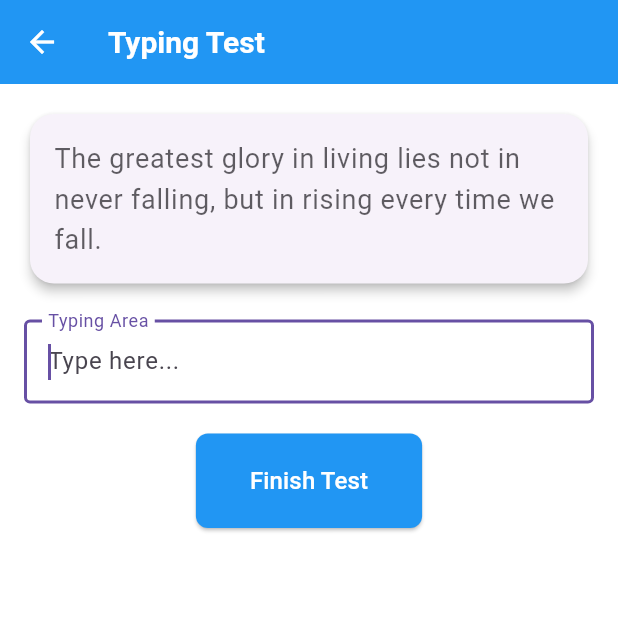
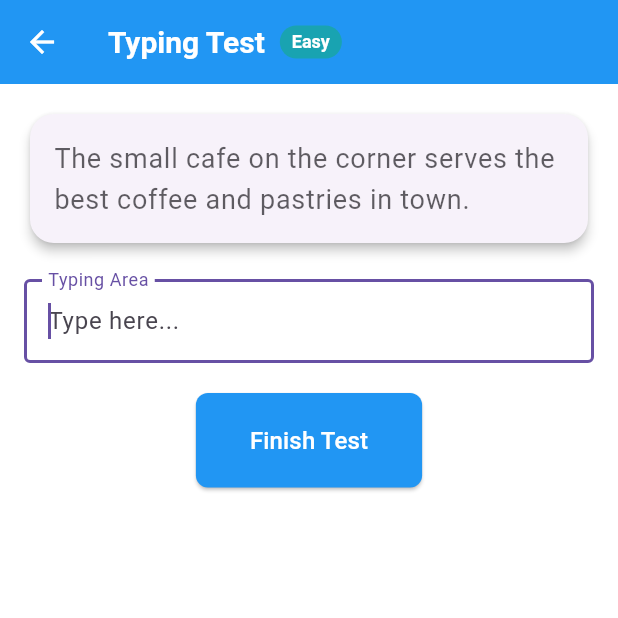
Before and after one commit to chirag640/flutter-typing_game, a Flutter app: the TypingPage screen opened directly, after a tap on "Start Test", on a phone screen of 412 x 824 dp, the top half of it. Run offline on Flutter 3.47's test engine with Material 3 defaults, Android fonts, the phone set to English and light mode, and no system bars; our stand-ins replace equatable, flutter_bloc.

Commit message:
defficulty level

```diff
--- /dev/null
+++ b/lib/features/typing_game/domain/enums/difficulty.dart
@@ -0,0 +1,31 @@
+import 'package:flutter/material.dart';
+
+enum Difficulty {
+  easy,
+  medium,
+  hard
+}
+
+extension DifficultyExtension on Difficulty {
+  String get name {
+    switch (this) {
+      case Difficulty.easy:
+        return 'Easy';
+      case Difficulty.medium:
+        return 'Medium';
+      case Difficulty.hard:
+        return 'Hard';
+    }
+  }
+
+  Color getColor() {
+    switch (this) {
+      case Difficulty.easy:
+        return const Color(0xFF19A3B1);
+      case Difficulty.medium:
+        return Colors.orange;
+      case Difficulty.hard:
+        return Colors.red;
+    }
+  }
+}
--- a/lib/features/typing_game/presentation/bloc/typing/typing_bloc.dart
+++ b/lib/features/typing_game/presentation/bloc/typing/typing_bloc.dart
@@ -3,31 +3,51 @@ import 'package:flutter_bloc/flutter_bloc.dart';
 import 'package:equatable/equatable.dart';
 import 'package:typing/features/typing_game/domain/entities/typing_stats.dart';
 import 'package:typing/features/typing_game/domain/entities/typing_text.dart';
+import 'package:typing/features/typing_game/domain/enums/difficulty.dart';
 
+part 'typing_event.dart';
+part 'typing_state.dart';
 
 class TypingBloc extends Bloc<TypingEvent, TypingState> {
   Timer? _timer;
   int _elapsedSeconds = 0;
 
-  static const List<String> _sampleTexts = [
-    'The quick brown fox jumps over the lazy dog.',
-    'Programming is the art of telling another human what one wants the computer to do.',
-    'Flutter is Google\'s UI toolkit for building beautiful, natively compiled applications for mobile, web, and desktop from a single codebase.',
-    'Life is like riding a bicycle. To keep your balance, you must keep moving.',
-    'The greatest glory in living lies not in never falling, but in rising every time we fall.',
-  ];
+  static const Map<Difficulty, List<String>> _difficultyTexts = {
+    Difficulty.easy: [
+      'The countryside was a patchwork of fields and meadows, with rolling hills stretching out as far as the eye could see.',
+      'I enjoy reading books and watching movies in my free time. What are your favorite hobbies?',
+      'The sun rises in the east and sets in the west. It is a beautiful sight to see.',
+      'My favorite season is spring when flowers bloom and birds sing happily in the trees.',
+      'The small cafe on the corner serves the best coffee and pastries in town.',
+    ],
+    Difficulty.medium: [
+      'Programming requires attention to detail, logical thinking, and problem-solving skills to create efficient solutions.',
+      'Artificial intelligence and machine learning are transforming various industries through automation and data analysis.',
+      'The quantum computer uses qubits instead of bits, allowing for much faster processing of certain complex problems.',
+      'Sustainable development balances economic growth with environmental protection and social inclusion for future generations.',
+      'The cryptocurrency market experiences significant volatility, influenced by regulatory news and technological developments.',
+    ],
+    Difficulty.hard: [
+      'The juxtaposition of paradoxical elements in the quantum realm exemplifies the inexplicable nature of subatomic particles.',
+      'The software developer implemented a sophisticated algorithm utilizing asynchronous processes and multithreading capabilities.',
+      'Pseudopseudohypoparathyroidism is a genetic disorder characterized by end-organ resistance to the action of parathyroid hormone.',
+      'The interdisciplinary approach to climate change mitigation encompasses economic, sociopolitical, and technological innovations.',
+      'The archaeologist\'s meticulous excavation revealed an extraordinary paleolithic artifact with unprecedented hieroglyphic inscriptions.',
+    ],
+  };
 
   TypingBloc() : super(TypingState.initial()) {
     on<StartTypingTest>(_onStartTypingTest);
     on<UpdateTypedText>(_onUpdateTypedText);
     on<FinishTypingTest>(_onFinishTypingTest);
     on<ResetTypingTest>(_onResetTypingTest);
+    on<ChangeDifficulty>(_onChangeDifficulty);
   }
 
   void _onStartTypingTest(StartTypingTest event, Emitter<TypingState> emit) {
     _startTimer();
 
-    final String randomText = _getRandomText();
+    final String randomText = _getRandomText(state.difficulty);
     emit(state.copyWith(
       status: TypingStatus.inProgress,
       typingText: TypingText(originalText: randomText),
@@ -63,11 +83,17 @@ class TypingBloc extends Bloc<TypingEvent, TypingState> {
   void _onResetTypingTest(ResetTypingTest event, Emitter<TypingState> emit) {
     _cancelTimer();
     _elapsedSeconds = 0;
-    emit(TypingState.initial());
+    emit(TypingState.initial().copyWith(difficulty: state.difficulty));
   }
 
-  String _getRandomText() {
-    final texts = List<String>.from(_sampleTexts); // Create a mutable copy
+  void _onChangeDifficulty(ChangeDifficulty event, Emitter<TypingState> emit) {
+    if (state.status == TypingStatus.initial) {
+      emit(state.copyWith(difficulty: event.difficulty));
+    }
+  }
+
+  String _getRandomText(Difficulty difficulty) {
+    final texts = List<String>.from(_difficultyTexts[difficulty] ?? _difficultyTexts[Difficulty.easy]!);
     texts.shuffle();
     return texts.first;
   }
@@ -123,66 +149,3 @@ class TypingBloc extends Bloc<TypingEvent, TypingState> {
     return super.close();
   }
 }
-
-class TypingEvent extends Equatable {
-  const TypingEvent();
-
-  @override
-  List<Object> get props => [];
-}
-
-class StartTypingTest extends TypingEvent {}
-
-class UpdateTypedText extends TypingEvent {
-  final String text;
-
-  const UpdateTypedText(this.text);
-
-  @override
-  List<Object> get props => [text];
-}
-
-class FinishTypingTest extends TypingEvent {}
-
-class ResetTypingTest extends TypingEvent {}
-
-
-enum TypingStatus { initial, inProgress, completed }
-
-class TypingState extends Equatable {
-  final TypingStatus status;
-  final TypingText typingText;
-  final DateTime? startTime;
-  final TypingStats? stats;
-
-  const TypingState({
-    required this.status,
-    required this.typingText,
-    this.startTime,
-    this.stats,
-  });
-
-  factory TypingState.initial() {
-    return TypingState(
-      status: TypingStatus.initial,
-      typingText: const TypingText(originalText: ''),
-    );
-  }
-
-  TypingState copyWith({
-    TypingStatus? status,
-    TypingText? typingText,
-    DateTime? startTime,
-    TypingStats? stats,
-  }) {
-    return TypingState(
-      status: status ?? this.status,
-      typingText: typingText ?? this.typingText,
-      startTime: startTime ?? this.startTime,
-      stats: stats ?? this.stats,
-    );
-  }
-
-  @override
-  List<Object?> get props => [status, typingText, startTime, stats];
-}
--- /dev/null
+++ b/lib/features/typing_game/presentation/bloc/typing/typing_event.dart
@@ -0,0 +1,32 @@
+part of 'typing_bloc.dart';
+
+abstract class TypingEvent extends Equatable {
+  const TypingEvent();
+
+  @override
+  List<Object> get props => [];
+}
+
+class StartTypingTest extends TypingEvent {}
+
+class UpdateTypedText extends TypingEvent {
+  final String text;
+
+  const UpdateTypedText(this.text);
+
+  @override
+  List<Object> get props => [text];
+}
+
+class FinishTypingTest extends TypingEvent {}
+
+class ResetTypingTest extends TypingEvent {}
+
+class ChangeDifficulty extends TypingEvent {
+  final Difficulty difficulty;
+
+  const ChangeDifficulty(this.difficulty);
+
+  @override
+  List<Object> get props => [difficulty];
+}
--- /dev/null
+++ b/lib/features/typing_game/presentation/bloc/typing/typing_state.dart
@@ -0,0 +1,46 @@
+part of 'typing_bloc.dart';
+
+enum TypingStatus { initial, inProgress, completed }
+
+class TypingState extends Equatable {
+  final TypingStatus status;
+  final TypingText typingText;
+  final DateTime? startTime;
+  final TypingStats? stats;
+  final Difficulty difficulty;
+
+  const TypingState({
+    required this.status,
+    required this.typingText,
+    this.startTime,
+    this.stats,
+    required this.difficulty,
+  });
+
+  factory TypingState.initial() {
+    return const TypingState(
+      status: TypingStatus.initial,
+      typingText:  TypingText(originalText: ''),
+      difficulty: Difficulty.easy,
+    );
+  }
+
+  TypingState copyWith({
+    TypingStatus? status,
+    TypingText? typingText,
+    DateTime? startTime,
+    TypingStats? stats,
+    Difficulty? difficulty,
+  }) {
+    return TypingState(
+      status: status ?? this.status,
+      typingText: typingText ?? this.typingText,
+      startTime: startTime ?? this.startTime,
+      stats: stats ?? this.stats,
+      difficulty: difficulty ?? this.difficulty,
+    );
+  }
+
+  @override
+  List<Object?> get props => [status, typingText, startTime, stats, difficulty];
+}
--- a/lib/features/typing_game/presentation/pages/home_page.dart
+++ b/lib/features/typing_game/presentation/pages/home_page.dart
@@ -2,6 +2,7 @@ import 'package:flutter/material.dart';
 import 'package:flutter_bloc/flutter_bloc.dart';
 import 'package:typing/features/typing_game/presentation/bloc/theme/theme_bloc.dart';
 import 'package:typing/features/typing_game/presentation/pages/typing_page.dart';
+import 'package:typing/features/typing_game/presentation/widgets/difficulty_selector.dart';
 
 class HomePage extends StatelessWidget {
   const HomePage({super.key});
@@ -50,6 +51,8 @@ class HomePage extends StatelessWidget {
                 textAlign: TextAlign.center,
               ),
               const SizedBox(height: 40),
+              const DifficultySelector(),
+              const SizedBox(height: 30),
               ElevatedButton(
                 onPressed: () {
                   Navigator.push(
--- a/lib/features/typing_game/presentation/pages/typing_page.dart
+++ b/lib/features/typing_game/presentation/pages/typing_page.dart
@@ -1,6 +1,6 @@
 import 'package:flutter/material.dart';
 import 'package:flutter_bloc/flutter_bloc.dart';
-import 'package:typing/features/typing_game/domain/entities/typing_stats.dart';
+import 'package:typing/features/typing_game/domain/enums/difficulty.dart';
 import 'package:typing/features/typing_game/presentation/bloc/typing/typing_bloc.dart';
 import 'package:typing/features/typing_game/presentation/widgets/character_highlight.dart';
 import 'package:typing/features/typing_game/presentation/widgets/stats_display.dart';
@@ -36,7 +36,28 @@ class _TypingPageState extends State<TypingPage> {
   Widget build(BuildContext context) {
     return Scaffold(
       appBar: AppBar(
-        title: const Text('Typing Test'),
+        title: BlocBuilder<TypingBloc, TypingState>(
+          builder: (context, state) {
+            return Row(
+              mainAxisSize: MainAxisSize.min,
+              children: [
+                const Text('Typing Test'),
+                const SizedBox(width: 10),
+                Container(
+                  padding: const EdgeInsets.symmetric(horizontal: 8, vertical: 4),
+                  decoration: BoxDecoration(
+                    color: state.difficulty.getColor(),
+                    borderRadius: BorderRadius.circular(12),
+                  ),
+                  child: Text(
+                    state.difficulty.name,
+                    style: const TextStyle(fontSize: 12, color: Colors.white),
+                  ),
+                ),
+              ],
+            );
+          },
+        ),
       ),
       body: BlocConsumer<TypingBloc, TypingState>(
         listener: (context, state) {
--- /dev/null
+++ b/lib/features/typing_game/presentation/widgets/difficulty_selector.dart
@@ -0,0 +1,59 @@
+import 'package:flutter/material.dart';
+import 'package:flutter_bloc/flutter_bloc.dart';
+import 'package:typing/features/typing_game/domain/enums/difficulty.dart';
+import 'package:typing/features/typing_game/presentation/bloc/typing/typing_bloc.dart';
+
+class DifficultySelector extends StatelessWidget {
+  const DifficultySelector({super.key});
+
+  @override
+  Widget build(BuildContext context) {
+    return BlocBuilder<TypingBloc, TypingState>(
+      builder: (context, state) {
+        return Column(
+          crossAxisAlignment: CrossAxisAlignment.start,
+          children: [
+            Padding(
+              padding: const EdgeInsets.only(bottom: 12.0),
+              child: Text(
+                'Select Difficulty:',
+                style: Theme.of(context).textTheme.titleMedium,
+              ),
+            ),
+            Row(
+              mainAxisAlignment: MainAxisAlignment.spaceEvenly,
+              children: Difficulty.values.map((difficulty) =>
+                _buildDifficultyButton(
+                  context,
+                  difficulty,
+                  isSelected: state.difficulty == difficulty,
+                ),
+              ).toList(),
+            ),
+          ],
+        );
+      },
+    );
+  }
+
+  Widget _buildDifficultyButton(BuildContext context, Difficulty difficulty, {required bool isSelected}) {
+    return ElevatedButton(
+      onPressed: () {
+        context.read<TypingBloc>().add(ChangeDifficulty(difficulty));
+      },
+      style: ElevatedButton.styleFrom(
+        backgroundColor: isSelected ? difficulty.getColor() : Theme.of(context).disabledColor.withOpacity(0.1),
+        foregroundColor: isSelected ? Colors.white : Theme.of(context).textTheme.bodyLarge?.color,
+        padding: const EdgeInsets.symmetric(horizontal: 24, vertical: 12),
+        shape: RoundedRectangleBorder(
+          borderRadius: BorderRadius.circular(8),
+          side: BorderSide(
+            color: isSelected ? difficulty.getColor() : Colors.transparent,
+            width: 2,
+          ),
+        ),
+      ),
+      child: Text(difficulty.name),
+    );
+  }
+}
```
